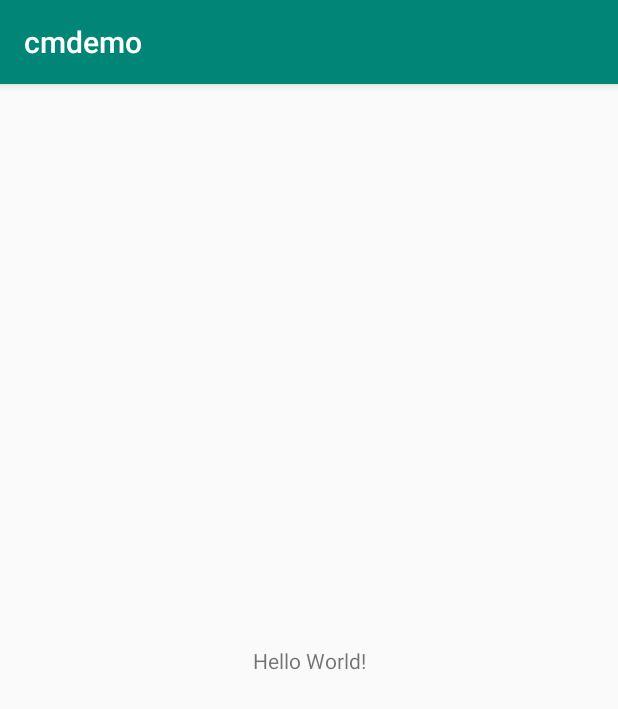
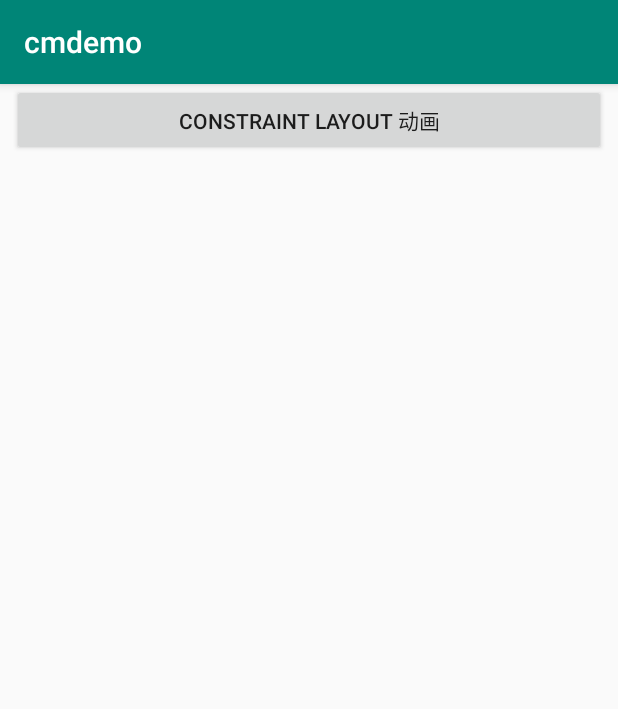
Before and after one commit to 410063005/cmdemo, an Android app: the screen it shows after launch (MainActivity), on a phone screen of 412 x 824 dp. Shown: the top 709 px of the screen. Run offline under Robolectric (Android 15) with nearby library versions, the phone set to English and light mode, and no system bars.

Commit message:
Add - a ConstraintLayout animation demo

```diff
--- a/app/src/main/AndroidManifest.xml
+++ b/app/src/main/AndroidManifest.xml
@@ -16,6 +16,7 @@
                 <category android:name="android.intent.category.LAUNCHER" />
             </intent-filter>
         </activity>
+        <activity android:name=".layout.ClAnimationActivity" android:label="ConstraintLayout动画"/>
     </application>
 
 </manifest>
--- a/app/src/main/java/com/sunmoonblog/cmdemo/MainActivity.kt
+++ b/app/src/main/java/com/sunmoonblog/cmdemo/MainActivity.kt
@@ -2,6 +2,8 @@ package com.sunmoonblog.cmdemo
 
 import android.support.v7.app.AppCompatActivity
 import android.os.Bundle
+import android.view.View
+import com.sunmoonblog.cmdemo.layout.ClAnimationActivity
 
 class MainActivity : AppCompatActivity() {
 
@@ -9,4 +11,8 @@ class MainActivity : AppCompatActivity() {
         super.onCreate(savedInstanceState)
         setContentView(R.layout.activity_main)
     }
+
+    fun clAnimation(view : View) {
+        ClAnimationActivity.launchActivity(this)
+    }
 }
--- a/app/src/main/res/layout/activity_main.xml
+++ b/app/src/main/res/layout/activity_main.xml
@@ -1,18 +1,9 @@
 <?xml version="1.0" encoding="utf-8"?>
-<android.support.constraint.ConstraintLayout xmlns:android="http://schemas.android.com/apk/res/android"
-    xmlns:app="http://schemas.android.com/apk/res-auto"
+<android.support.v4.widget.NestedScrollView xmlns:android="http://schemas.android.com/apk/res/android"
     xmlns:tools="http://schemas.android.com/tools"
     android:layout_width="match_parent"
     android:layout_height="match_parent"
     tools:context=".MainActivity">
 
-    <TextView
-        android:layout_width="wrap_content"
-        android:layout_height="wrap_content"
-        android:text="Hello World!"
-        app:layout_constraintBottom_toBottomOf="parent"
-        app:layout_constraintLeft_toLeftOf="parent"
-        app:layout_constraintRight_toRightOf="parent"
-        app:layout_constraintTop_toTopOf="parent" />
-
-</android.support.constraint.ConstraintLayout>
+    <include layout="@layout/content_main" />
+</android.support.v4.widget.NestedScrollView>
--- /dev/null
+++ b/app/src/main/res/layout/content_main.xml
@@ -0,0 +1,21 @@
+<?xml version="1.0" encoding="utf-8"?>
+<android.support.constraint.ConstraintLayout xmlns:android="http://schemas.android.com/apk/res/android"
+    xmlns:app="http://schemas.android.com/apk/res-auto"
+    xmlns:tools="http://schemas.android.com/tools"
+    android:layout_width="match_parent"
+    android:layout_height="match_parent"
+    tools:context=".MainActivity">
+
+    <Button
+        android:onClick="clAnimation"
+        android:id="@+id/button"
+        android:layout_width="0dp"
+        android:layout_height="wrap_content"
+        android:layout_marginStart="8dp"
+        android:layout_marginEnd="8dp"
+        android:text="constraint layout 动画"
+        app:layout_constraintEnd_toEndOf="parent"
+        app:layout_constraintStart_toStartOf="parent"
+        app:layout_constraintTop_toTopOf="parent"
+        tools:layout_editor_absoluteY="16dp" />
+</android.support.constraint.ConstraintLayout>
```
Also changed, not shown: app/src/main/java/com/sunmoonblog/cmdemo/layout/ClAnimationActivity.kt (added, +65 -0 lines), app/src/main/res/layout/activity_cl_animation.xml (added, +83 -0 lines).
